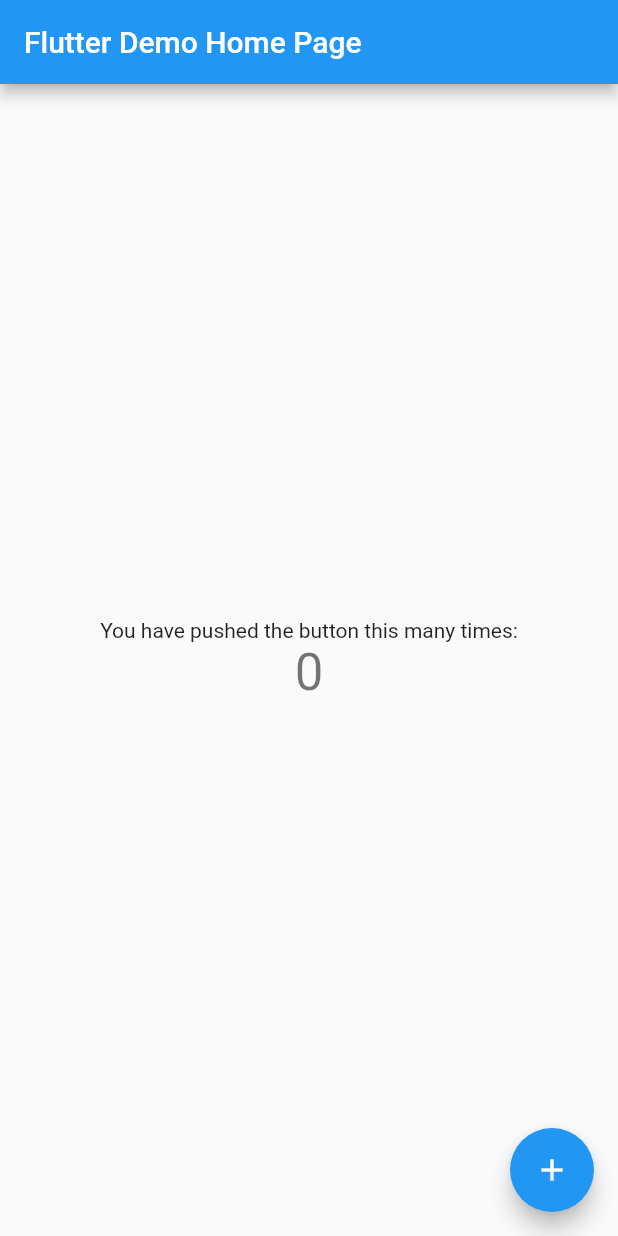
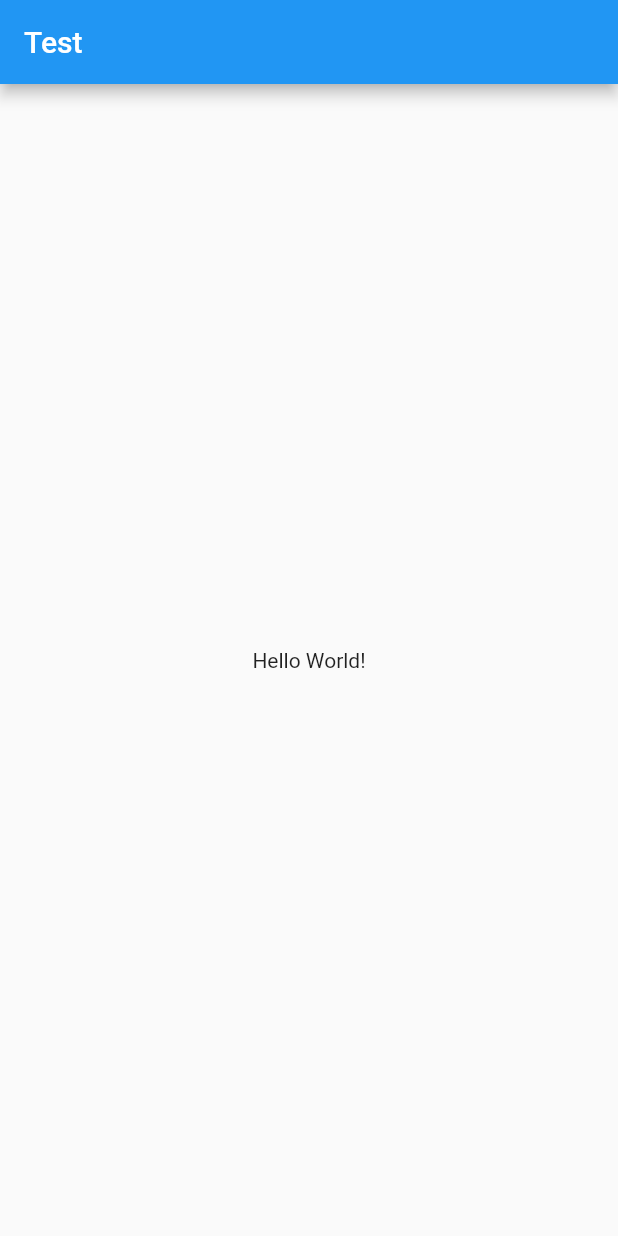
Before and after one commit to whatsupcoders/flutter-CI, a Flutter app: the screen it shows after launch, on a phone screen of 412 x 824 dp. Run offline on Flutter 3.47's test engine with Material 2 defaults, Android fonts, the phone set to English and light mode, and no system bars.

Commit message:
Added test file

```diff
--- a/lib/main.dart
+++ b/lib/main.dart
@@ -20,92 +20,26 @@ class MyApp extends StatelessWidget {
         // is not restarted.
         primarySwatch: Colors.blue,
       ),
-      home: MyHomePage(title: 'Flutter Demo Home Page'),
+      home: MyHomePage(),
     );
   }
 }
 
 class MyHomePage extends StatefulWidget {
-  MyHomePage({Key key, this.title}) : super(key: key);
-
-  // This widget is the home page of your application. It is stateful, meaning
-  // that it has a State object (defined below) that contains fields that affect
-  // how it looks.
-
-  // This class is the configuration for the state. It holds the values (in this
-  // case the title) provided by the parent (in this case the App widget) and
-  // used by the build method of the State. Fields in a Widget subclass are
-  // always marked "final".
-
-  final String title;
-
   @override
   _MyHomePageState createState() => _MyHomePageState();
 }
 
 class _MyHomePageState extends State<MyHomePage> {
-  int _counter = 0;
-
-  void _incrementCounter() {
-    setState(() {
-      // This call to setState tells the Flutter framework that something has
-      // changed in this State, which causes it to rerun the build method below
-      // so that the display can reflect the updated values. If we changed
-      // _counter without calling setState(), then the build method would not be
-      // called again, and so nothing would appear to happen.
-      _counter++;
-    });
-  }
-
   @override
   Widget build(BuildContext context) {
-    // This method is rerun every time setState is called, for instance as done
-    // by the _incrementCounter method above.
-    //
-    // The Flutter framework has been optimized to make rerunning build methods
-    // fast, so that you can just rebuild anything that needs updating rather
-    // than having to individually change instances of widgets.
     return Scaffold(
       appBar: AppBar(
-        // Here we take the value from the MyHomePage object that was created by
-        // the App.build method, and use it to set our appbar title.
-        title: Text(widget.title),
+        title: Text("Test"),
       ),
       body: Center(
-        // Center is a layout widget. It takes a single child and positions it
-        // in the middle of the parent.
-        child: Column(
-          // Column is also layout widget. It takes a list of children and
-          // arranges them vertically. By default, it sizes itself to fit its
-          // children horizontally, and tries to be as tall as its parent.
-          //
-          // Invoke "debug painting" (press "p" in the console, choose the
-          // "Toggle Debug Paint" action from the Flutter Inspector in Android
-          // Studio, or the "Toggle Debug Paint" command in Visual Studio Code)
-          // to see the wireframe for each widget.
-          //
-          // Column has various properties to control how it sizes itself and
-          // how it positions its children. Here we use mainAxisAlignment to
-          // center the children vertically; the main axis here is the vertical
-          // axis because Columns are vertical (the cross axis would be
-          // horizontal).
-          mainAxisAlignment: MainAxisAlignment.center,
-          children: <Widget>[
-            Text(
-              'You have pushed the button this many times:',
-            ),
-            Text(
-              '$_counter',
-              style: Theme.of(context).textTheme.display1,
-            ),
-          ],
-        ),
-      ),
-      floatingActionButton: FloatingActionButton(
-        onPressed: _incrementCounter,
-        tooltip: 'Increment',
-        child: Icon(Icons.add),
-      ), // This trailing comma makes auto-formatting nicer for build methods.
+          child: Text(
+              'Hello World!')), // This trailing comma makes auto-formatting nicer for build methods.
     );
   }
 }
```
Also changed, not shown: 1 other file.
